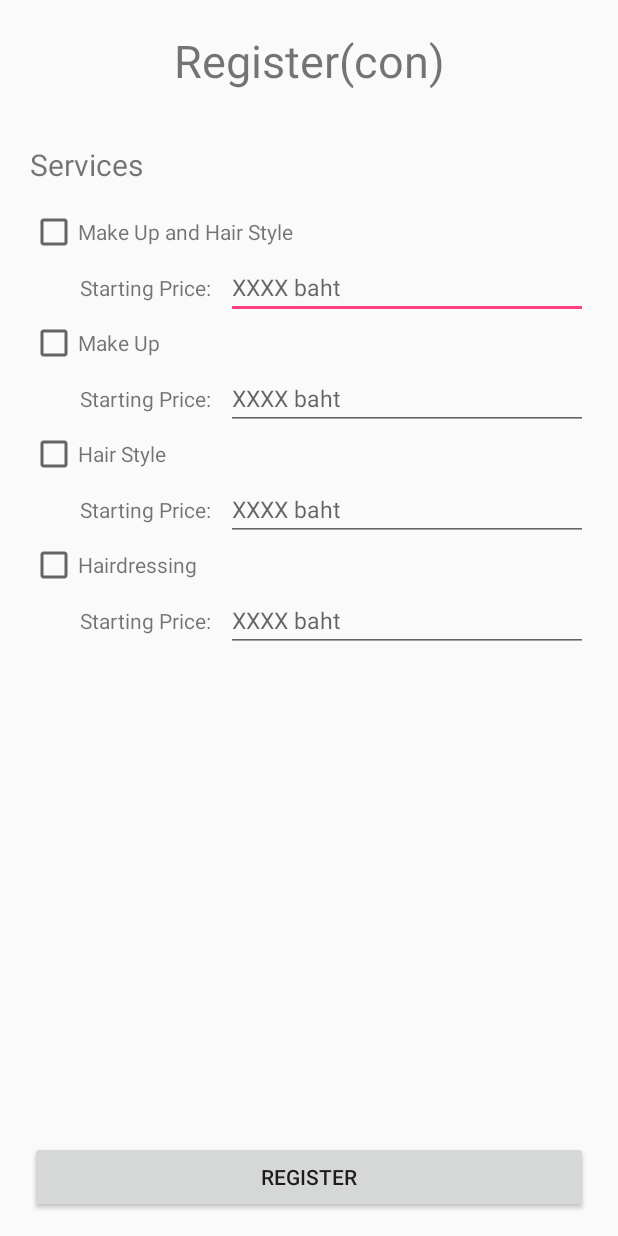
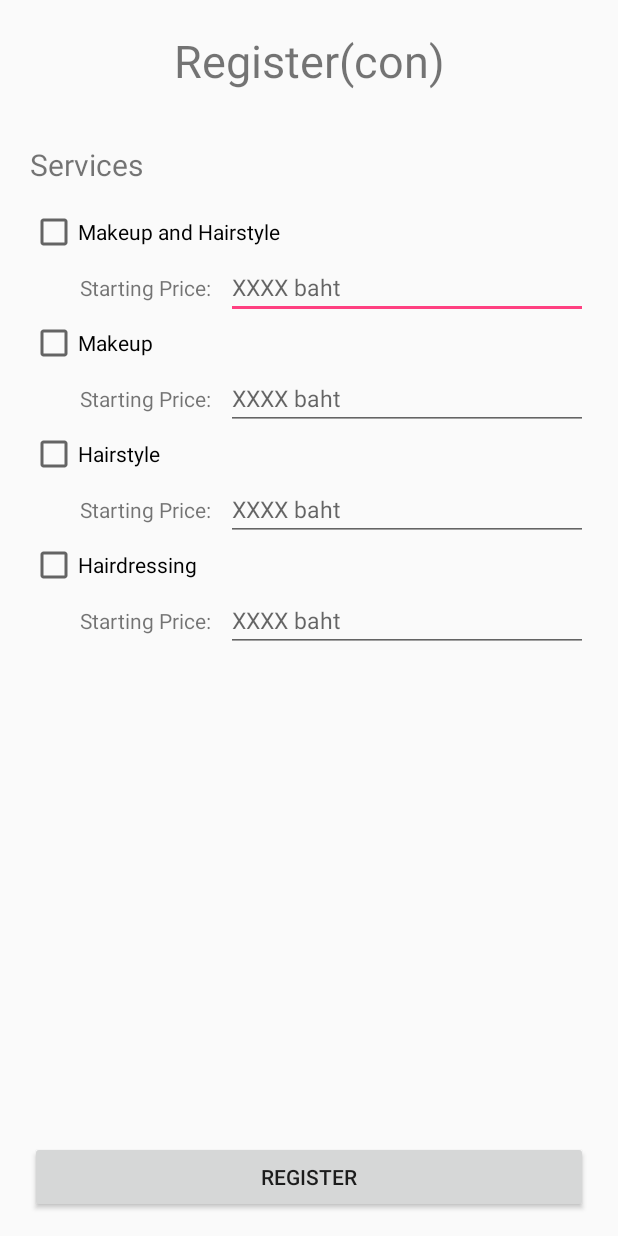
Before and after one commit to 7daysnevermore/SeniorBeautician, an Android app: the layout activity_regist2.xml on its own in the app's theme, with its tools: preview values and no code run, on a phone screen of 412 x 824 dp. Run offline under Robolectric (Android 15) with nearby library versions, the phone set to English and light mode, and no system bars.

Commit message:
Register done

```diff
--- a/BeautyBlinkBeautician/app/src/main/java/com/example/nunepc/beautyblinkbeautician/EmailLogin.java
+++ b/BeautyBlinkBeautician/app/src/main/java/com/example/nunepc/beautyblinkbeautician/EmailLogin.java
@@ -114,13 +114,13 @@ public class EmailLogin extends AppCompatActivity implements View.OnClickListene
                 return;
             }
 
+
             //authenticate user
             mAuth.signInWithEmailAndPassword(email, password)
                     .addOnCompleteListener(EmailLogin.this, new OnCompleteListener<AuthResult>() {
                         @Override
                         public void onComplete(@NonNull Task<AuthResult> task) {
 
-                            Toast.makeText(EmailLogin.this, "Test", Toast.LENGTH_LONG).show();
                             // If sign in fails, display a message to the user. If sign in succeeds
                             // the auth state listener will be notified and logic to handle the
                             // signed in user can be handled in the listener.
--- a/BeautyBlinkBeautician/app/src/main/java/com/example/nunepc/beautyblinkbeautician/MainActivity.java
+++ b/BeautyBlinkBeautician/app/src/main/java/com/example/nunepc/beautyblinkbeautician/MainActivity.java
@@ -71,7 +71,7 @@ public class MainActivity extends AppCompatActivity implements View.OnClickListe
     private  void initInstances(){
         DatabaseReference mRootRef = FirebaseDatabase.getInstance().getReference();
 
-        mRootRef.child("beautician").child(uid).addListenerForSingleValueEvent(new ValueEventListener() {
+        /*mRootRef.child("beautician").child(uid).addListenerForSingleValueEvent(new ValueEventListener() {
             @Override
             public void onDataChange(DataSnapshot dataSnapshot) {
                 User user = dataSnapshot.getValue(User.class);
@@ -89,7 +89,7 @@ public class MainActivity extends AppCompatActivity implements View.OnClickListe
             }
 
 
-        });
+        });*/
 
 
 
--- a/BeautyBlinkBeautician/app/src/main/res/layout/activity_regist2.xml
+++ b/BeautyBlinkBeautician/app/src/main/res/layout/activity_regist2.xml
@@ -13,8 +13,8 @@
         android:layout_marginTop="20dp"
         android:gravity="center_horizontal"
         android:text="Register(con)"
-        android:textSize="30dp" />
-
+        android:textSize="30dp"
+        android:id="@+id/textView" />
     <TextView
         android:layout_width="match_parent"
         android:layout_height="wrap_content"
@@ -36,12 +36,10 @@
 
             <CheckBox
                 android:layout_width="wrap_content"
-                android:layout_height="wrap_content" />
+                android:layout_height="wrap_content"
+                android:id="@+id/makeupandhair"
+                android:text="Makeup and Hairstyle"/>
 
-            <TextView
-                android:layout_width="match_parent"
-                android:layout_height="wrap_content"
-                android:text="Make Up and Hair Style"/>
         </LinearLayout>
 
         <LinearLayout
@@ -58,6 +56,7 @@
             <EditText
                 android:layout_width="match_parent"
                 android:layout_height="wrap_content"
+                android:id="@+id/makeupandhair_price"
                 android:layout_marginLeft="10dp"
                 android:inputType="number"
                 android:textSize="15sp"
@@ -72,12 +71,10 @@
 
             <CheckBox
                 android:layout_width="wrap_content"
-                android:layout_height="wrap_content" />
+                android:layout_height="wrap_content"
+                android:id="@+id/makeup"
+                android:text="Makeup" />
 
-            <TextView
-                android:layout_width="match_parent"
-                android:layout_height="wrap_content"
-                android:text="Make Up"/>
         </LinearLayout>
 
         <LinearLayout
@@ -94,6 +91,7 @@
             <EditText
                 android:layout_width="match_parent"
                 android:layout_height="wrap_content"
+                android:id="@+id/makeup_price"
                 android:layout_marginLeft="10dp"
                 android:inputType="number"
                 android:textSize="15sp"
@@ -108,12 +106,10 @@
 
             <CheckBox
                 android:layout_width="wrap_content"
-                android:layout_height="wrap_content" />
+                android:layout_height="wrap_content"
+                android:id="@+id/hairstyle"
+                android:text="Hairstyle" />
 
-            <TextView
-                android:layout_width="match_parent"
-                android:layout_height="wrap_content"
-                android:text="Hair Style"/>
         </LinearLayout>
 
         <LinearLayout
@@ -130,6 +126,7 @@
             <EditText
                 android:layout_width="match_parent"
                 android:layout_height="wrap_content"
+                android:id="@+id/hairstyle_price"
                 android:layout_marginLeft="10dp"
                 android:inputType="number"
                 android:textSize="15sp"
@@ -144,12 +141,10 @@
 
             <CheckBox
                 android:layout_width="wrap_content"
-                android:layout_height="wrap_content" />
+                android:layout_height="wrap_content"
+                android:id="@+id/hairdress"
+                android:text="Hairdressing" />
 
-            <TextView
-                android:layout_width="match_parent"
-                android:layout_height="wrap_content"
-                android:text="Hairdressing"/>
         </LinearLayout>
 
         <LinearLayout
@@ -166,6 +161,7 @@
             <EditText
                 android:layout_width="match_parent"
                 android:layout_height="wrap_content"
+                android:id="@+id/hairdress_price"
                 android:layout_marginLeft="10dp"
                 android:inputType="number"
                 android:textSize="15sp"
@@ -174,6 +170,8 @@
         </LinearLayout>
 
     </LinearLayout>
+
+
 
     <LinearLayout
         android:layout_width="match_parent"
```
Also changed, not shown: BeautyBlinkBeautician/app/src/main/java/com/example/nunepc/beautyblinkbeautician/Register.java (+232 -45 lines), BeautyBlinkBeautician/app/src/main/res/layout/activity_regist1.xml (+5 -6 lines).
